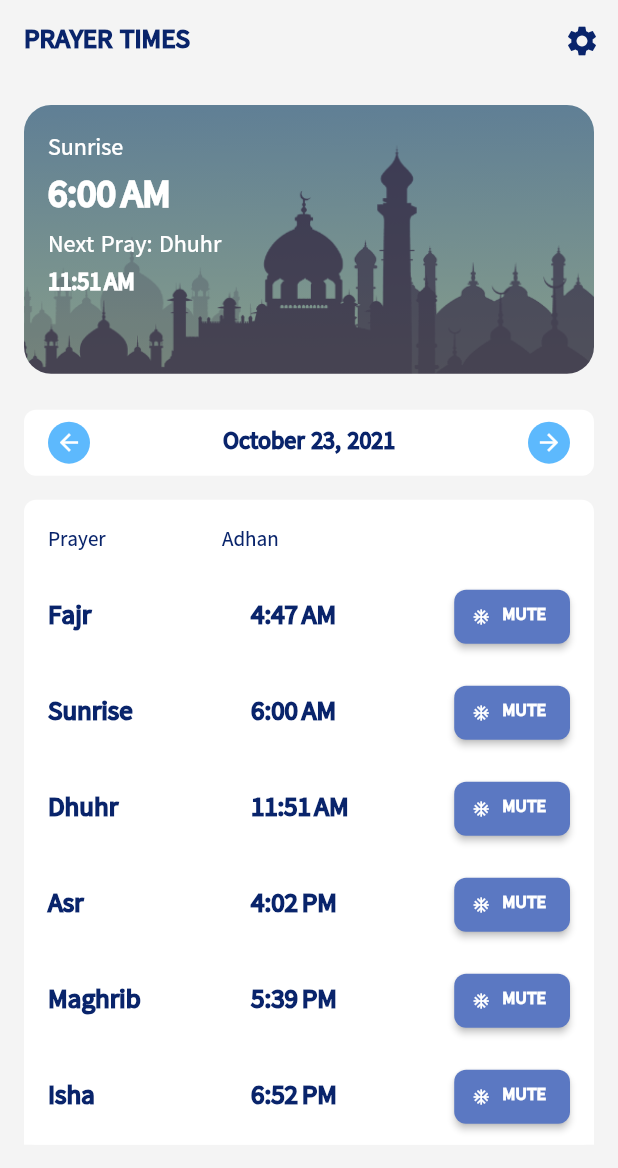
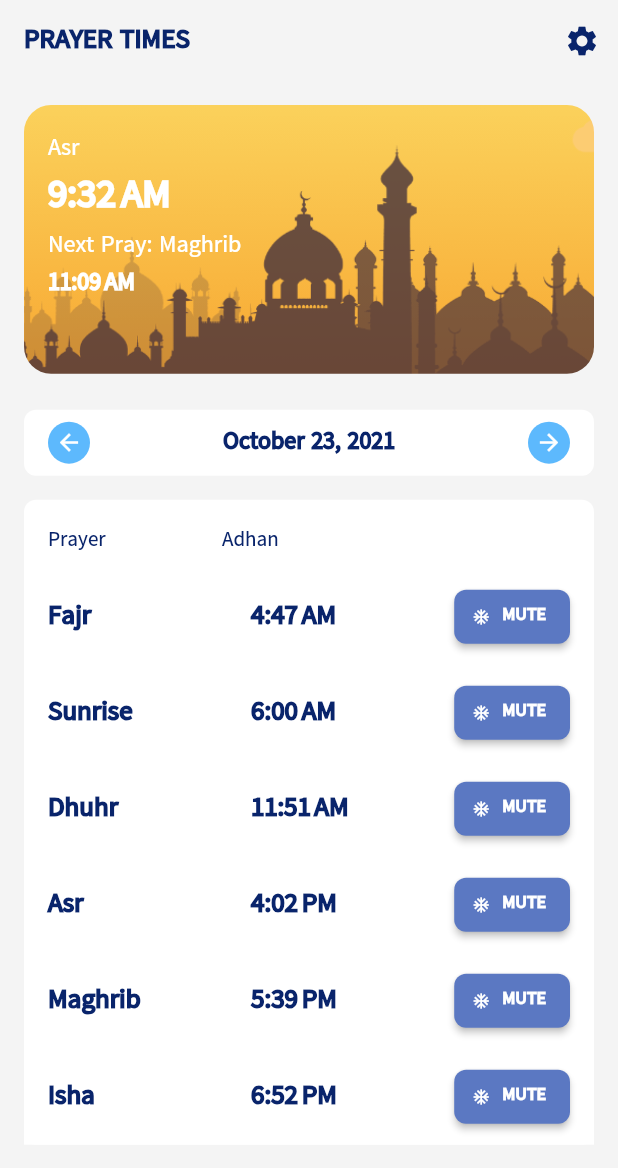
Before and after one commit to aungmyooo2k17/masalah, a Flutter app: the PrayerTimeScreen screen opened directly, after a tap on the "arrow back" icon, after a tap on the "arrow forward" icon, on a phone screen of 412 x 824 dp. Shown: the top 1168 px of the screen. Run offline on Flutter 3.47's test engine with Material 2 defaults, Android fonts, the phone set to English and light mode, and no system bars; our stand-ins replace adhan, connectivity, flutter_local_notifications, flutter_svg, geolocator, get and 3 more; missing offline and left inert: flutter_qiblah; accounts and stored records are empty; network calls fail.

Commit message:
Issue fixed in prayer time after before fajr

```diff
--- a/lib/prayer_time/prayer_time_wrapper.dart
+++ b/lib/prayer_time/prayer_time_wrapper.dart
@@ -5,6 +5,7 @@ import 'package:masalah/common/extension.dart';
 import 'package:masalah/model/ui_prayer_time.dart';
 import 'package:masalah/prayer_time/mapper/prayer_time_domain_mapper.dart';
 import 'package:masalah/prayer_time/mapper/prayer_time_ui_mapper.dart';
+import 'package:masalah/util/date_time_util.dart';
 
 abstract class PrayerTimeWrapper {}
 
@@ -35,7 +36,7 @@ class PrayerTimePluginUtil {
     _prayerTimesPlugin = PrayerTimes.utcOffset(coordinates, dateComponents,
         parameters, Duration(hours: 6, minutes: 30));
     // test();
-    // getCurrentDatePrayers();
+    getCurrentDatePrayers();
     // getUiPrayerItemCard();
   }
 
@@ -45,7 +46,7 @@ class PrayerTimePluginUtil {
     if (nextPrayer == Prayer.none) {
       final currentDate = DateTime.now();
       nextPrayer = getPrayerIfLibNone(false);
-      final myCoordinates = Coordinates(16.8409, 96.1735);
+      final myCoordinates = Coordinates(16.7827, 96.1771);
       final parameters = CalculationMethod.karachi.getParameters();
       parameters.madhab = Madhab.hanafi;
       final _pTimes = PrayerTimes(
@@ -73,7 +74,7 @@ class PrayerTimePluginUtil {
     if (currentPrayer == Prayer.none) {
       final currentDate = DateTime.now();
       currentPrayer = getPrayerIfLibNone(true);
-      final myCoordinates = Coordinates(16.8409, 96.1735);
+      final myCoordinates = Coordinates(16.7827, 96.1771);
       final parameters = CalculationMethod.karachi.getParameters();
       parameters.madhab = Madhab.hanafi;
       final _pTimes = PrayerTimes(
@@ -91,13 +92,13 @@ class PrayerTimePluginUtil {
         prayerName: currentPrayer.displayTitle, prayerTime: currentPrayerTime!);
   }
 
-  Stream<UiPrayerTimeItemCard> getUiPrayerItemCard() {
+  UiPrayerTimeItemCard getUiPrayerItemCard() {
     final uiMapper = PrayerTimeUiMapper();
     final currentPrayerEntity = getCurrentPrayerItem();
 
     final nextPrayerEntity = getNextPrayerItem();
-    return Stream.value(
-        uiMapper.mapUiPrayerCardItem(currentPrayerEntity, nextPrayerEntity));
+    return
+        uiMapper.mapUiPrayerCardItem(currentPrayerEntity, nextPrayerEntity);
   }
 
   Stream<List<UiPrayerTimeItem>> getCurrentDatePrayers() {
@@ -111,30 +112,39 @@ class PrayerTimePluginUtil {
   }
 
   Prayer getPrayerIfLibNone(bool isCurrent) {
-    final currentDate = DateTime.now();
-    debugPrint('Fajr Time ${_prayerTimesPlugin.fajr} -- $currentDate');
+    final currentDateTime = DateTime.now();
+    final pluginDate = DateTime(
+        _prayerTimesPlugin.dateComponents.year,
+        _prayerTimesPlugin.dateComponents.month,
+        _prayerTimesPlugin.dateComponents.day);
+    final currentDate = DateTime(
+        currentDateTime.year, currentDateTime.month, currentDateTime.day);
+    // debugPrint('Fajr Time ${_prayerTimesPlugin.fajr} -- $currentDate');
 
-    debugPrint('Isha Time ${_prayerTimesPlugin.isha} -- $currentDate');
-    debugPrint(
-        'testing ${_prayerTimesPlugin.nextPrayerByDateTime(currentDate.add(Duration(days: 1)))} -- $currentDate');
+    // debugPrint('Isha Time ${_prayerTimesPlugin.isha} -- $currentDate');
+    // debugPrint(
+    //     'testing ${_prayerTimesPlugin.nextPrayerByDateTime(currentDate.add(Duration(days: 1)))} -- $currentDate');
 
-    if (_prayerTimesPlugin.isha.isBefore(currentDate)) {
+    ///PrayerTime plugin must be initialized with today
+
+    if (DateTimeUtil().isCurrentDateTimeBetween(
+        _prayerTimesPlugin.fajr, _prayerTimesPlugin.sunrise)) {
+      return isCurrent ? Prayer.fajr : Prayer.sunrise;
+    } else if (DateTimeUtil().isCurrentDateTimeBetween(
+        _prayerTimesPlugin.sunrise, _prayerTimesPlugin.dhuhr)) {
+      return isCurrent ? Prayer.sunrise : Prayer.dhuhr;
+    } else if (DateTimeUtil().isCurrentDateTimeBetween(
+        _prayerTimesPlugin.dhuhr, _prayerTimesPlugin.asr)) {
+      return isCurrent ? Prayer.dhuhr : Prayer.asr;
+    } else if (DateTimeUtil().isCurrentDateTimeBetween(
+        _prayerTimesPlugin.asr, _prayerTimesPlugin.maghrib)) {
+      return isCurrent ? Prayer.asr : Prayer.maghrib;
+    } else if (DateTimeUtil().isCurrentDateTimeBetween(
+        _prayerTimesPlugin.maghrib, _prayerTimesPlugin.isha)) {
+      return isCurrent ? Prayer.maghrib : Prayer.isha;
+    } else if (currentDateTime.isAfter(_prayerTimesPlugin.isha) ||
+        currentDateTime.isBefore(_prayerTimesPlugin.fajr)) {
       return isCurrent ? Prayer.isha : Prayer.fajr;
-    } else if (_prayerTimesPlugin.fajr.isBefore(currentDate) &&
-        _prayerTimesPlugin.sunrise.isAfter(currentDate)) {
-      return isCurrent ? Prayer.fajr : Prayer.sunrise;
-    } else if (_prayerTimesPlugin.sunrise.isBefore(currentDate) &&
-        _prayerTimesPlugin.dhuhr.isAfter(currentDate)) {
-      return isCurrent ? Prayer.sunrise : Prayer.dhuhr;
-    } else if (_prayerTimesPlugin.dhuhr.isBefore(currentDate) &&
-        _prayerTimesPlugin.asr.isAfter(currentDate)) {
-      return isCurrent ? Prayer.dhuhr : Prayer.asr;
-    } else if (_prayerTimesPlugin.asr.isBefore(currentDate) &&
-        _prayerTimesPlugin.maghrib.isAfter(currentDate)) {
-      return isCurrent ? Prayer.asr : Prayer.maghrib;
-    } else if (_prayerTimesPlugin.maghrib.isBefore(currentDate) &&
-        _prayerTimesPlugin.isha.isAfter(currentDate)) {
-      return isCurrent ? Prayer.maghrib : Prayer.isha;
     }
     return Prayer.none;
   }
--- a/lib/screens/prayer_time_screen.dart
+++ b/lib/screens/prayer_time_screen.dart
@@ -19,6 +19,7 @@ class PrayerTimeScreen extends StatefulWidget {
 class _PrayerTimeScreenState extends State<PrayerTimeScreen> {
   final PrayerTimePluginUtil prayerTimePluginUtil = PrayerTimePluginUtil();
   DateTime? selectedDate = DateTime.now();
+  UiPrayerTimeItemCard? prayerTimeItemCard;
 
   Future<void> _selectDate(BuildContext context) async {
     final DateTime? picked = await showDatePicker(
@@ -29,8 +30,7 @@ class _PrayerTimeScreenState extends State<PrayerTimeScreen> {
     if (picked != null && picked != selectedDate)
       setState(() {
         selectedDate = picked;
-        prayerTimePluginUtil.initWithOffset(
-            Coordinates(16.8409, 96.1735), selectedDate!);
+
         // // PrayerTimes.utcOffset(coordinates, dateComponents, calculationParameters, utcOffset)
         // prayerTimes = PrayerTimes.utcOffset(
         //     myCoordinates!,
@@ -41,16 +41,18 @@ class _PrayerTimeScreenState extends State<PrayerTimeScreen> {
         // print("*#*#*#*#**#*#**#*#*");
         // print(prayerTimes!.asr);
       });
+    prayerTimePluginUtil.initWithOffset(
+        Coordinates(16.7827, 96.1771), selectedDate!);
   }
 
   @override
   void initState() {
     super.initState();
     final myCoordinates = Coordinates(
-        16.8409, 96.1735); // Replace with your own location lat, lng.
+        16.7827, 96.1771); // Replace with your own location lat, lng.
 
     prayerTimePluginUtil.init(myCoordinates);
-    // prayerTimePluginUtil.getCurrentDatePrayers();
+    prayerTimeItemCard = prayerTimePluginUtil.getUiPrayerItemCard();
   }
 
   @override
@@ -64,17 +66,9 @@ class _PrayerTimeScreenState extends State<PrayerTimeScreen> {
         ),
         body: SingleChildScrollView(
           child: Column(children: [
-            StreamBuilder<UiPrayerTimeItemCard>(
-                stream: prayerTimePluginUtil.getUiPrayerItemCard(),
-                builder: (context, snapshot) {
-                  if (snapshot.hasError ||
-                      snapshot.error != null ||
-                      snapshot.data == null) {
-                    return CircularProgressIndicator();
-                  }
-                  return PrayerCardItemWidget(
-                      uiPrayerTimeItemCard: snapshot.data!);
-                }),
+            if(prayerTimeItemCard != null)
+            PrayerCardItemWidget(uiPrayerTimeItemCard: prayerTimeItemCard!),
+
             Container(
               padding: EdgeInsets.only(left: 16, right: 16, top: 8, bottom: 8),
               decoration: BoxDecoration(
--- a/lib/util/date_time_util.dart
+++ b/lib/util/date_time_util.dart
@@ -9,4 +9,10 @@ class DateTimeUtil {
   prayerTimeHumanReadable(datetime) {
     return DateFormat.yMMMMd('en_US').format(datetime);
   }
+
+  bool isCurrentDateTimeBetween(DateTime dateTime1, DateTime dateTime2) {
+    final currentDateTime = DateTime.now();
+    return currentDateTime.isAfter(dateTime1) &&
+        currentDateTime.isBefore(dateTime2);
+  }
 }
```
Also changed, not shown: lib/common/extension.dart (line endings or trailing spaces).
